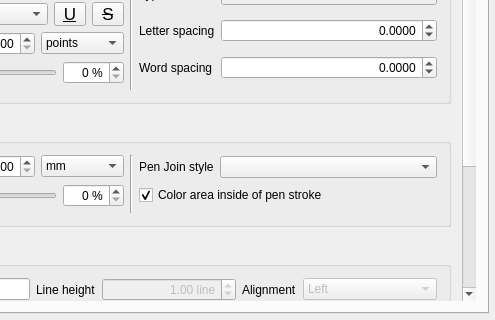
Above: src/ui/qgslabelingguibase.ui from qgis/QGIS before the change; both pictures show x 248 to 743 and y 286 to 606 of the 743 by 606 pixel window. Below: the same form after it.
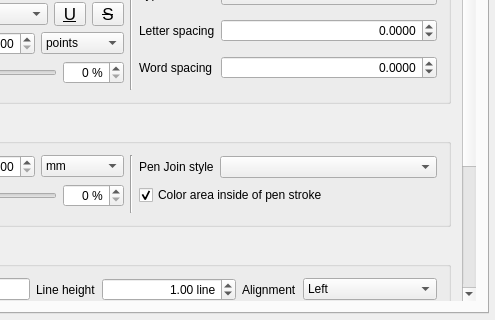
That is the form after the change. Icons and pictures are not drawn. Custom widgets are drawn as their Qt base class.

Patch:
```diff
--- a/src/ui/qgslabelingguibase.ui
+++ b/src/ui/qgslabelingguibase.ui
@@ -449,7 +449,7 @@
            <property name="geometry">
             <rect>
              <x>0</x>
-             <y>0</y>
+             <y>-162</y>
              <width>686</width>
              <height>628</height>
             </rect>
@@ -523,7 +523,7 @@
                  <item>
                   <widget class="QDoubleSpinBox" name="mFontLineHeightSpinBox">
                    <property name="enabled">
-                    <bool>false</bool>
+                    <bool>true</bool>
                    </property>
                    <property name="sizePolicy">
                     <sizepolicy hsizetype="Preferred" vsizetype="Fixed">
@@ -576,7 +576,7 @@
                  <item>
                   <widget class="QComboBox" name="mFontMultiLineComboBox">
                    <property name="enabled">
-                    <bool>false</bool>
+                    <bool>true</bool>
                    </property>
                    <property name="sizePolicy">
                     <sizepolicy hsizetype="Preferred" vsizetype="Fixed">
```
Left out of the diff: 4 changed lines with no effect on the pictures.
